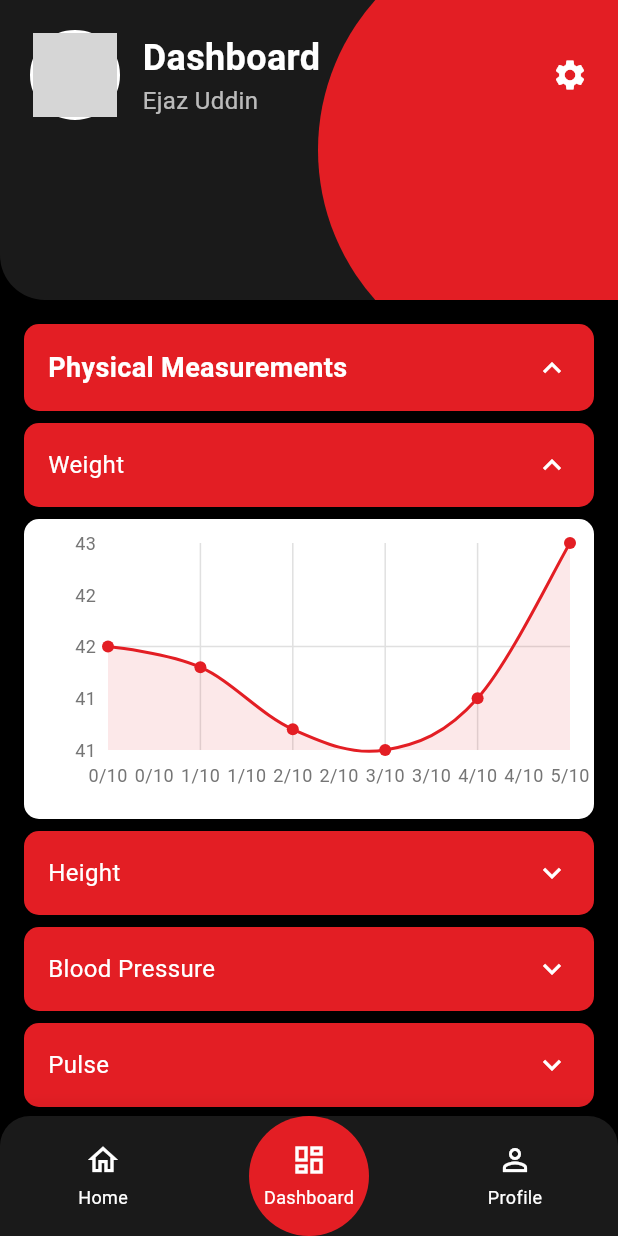
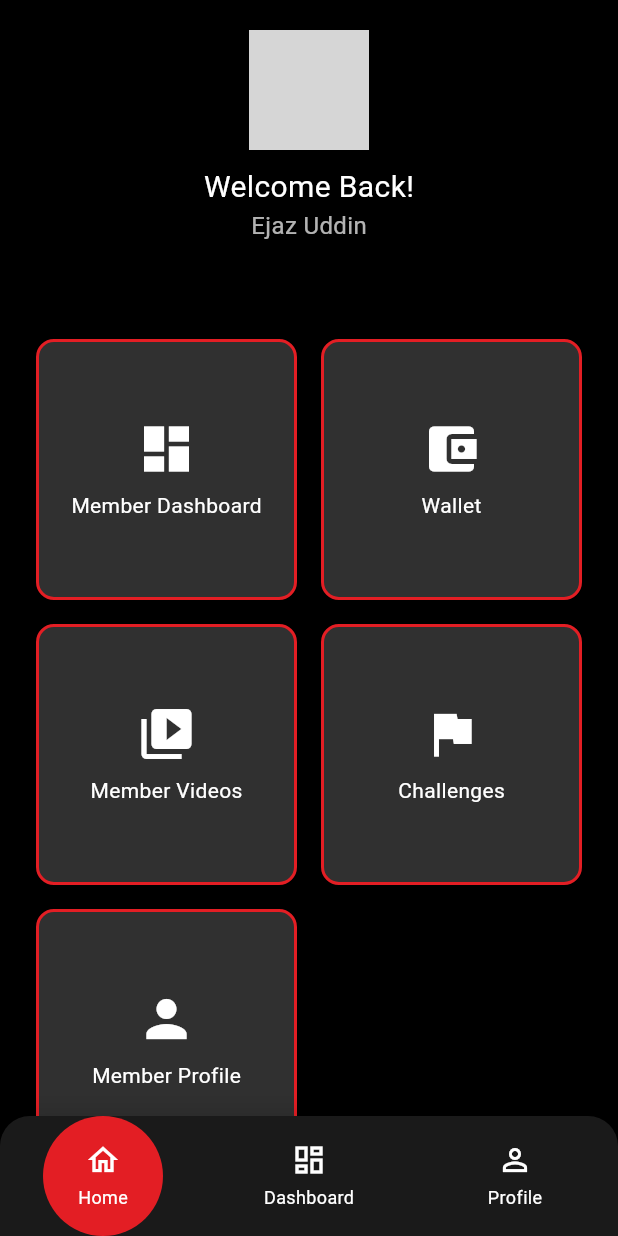
Before and after one commit to MasterOz786/Velitt-app, a Flutter app: the screen it shows after launch, after a tap on "Log In", on a phone screen of 412 x 824 dp. Run offline on Flutter 3.47's test engine with Material 3 defaults, Android fonts, the phone set to English and light mode, and no system bars; drawn by our look-alikes of fl_chart; network calls fail; grey boxes are pictures that could not be loaded.

Commit message:
feat: velitt challenges

```diff
--- a/lib/main.dart
+++ b/lib/main.dart
@@ -7,6 +7,7 @@ import 'package:velitt/screens/member_dashboard_screen.dart';
 import 'package:velitt/screens/profile_screen.dart';
 import 'package:velitt/screens/wallet_screen.dart';
 import 'package:velitt/screens/coupons_screen.dart';
+import 'package:velitt/screens/challenges_screen.dart'; // Import the new screen
 
 void main() {
   runApp(const MyApp());
@@ -28,6 +29,7 @@ class MyApp extends StatelessWidget {
         '/profile': (context) => const ProfileScreen(),
         '/wallet': (context) => const WalletScreen(),
         '/coupons': (context) => const CouponsScreen(),
+        '/challenges': (context) => const ChallengesScreen(), // Add this line
       },
       debugShowCheckedModeBanner: false,
     );
--- /dev/null
+++ b/lib/screens/home_screen.dart
@@ -0,0 +1,98 @@
+import 'package:flutter/material.dart';
+import 'package:velitt/screens/member_dashboard_screen.dart';
+import 'package:velitt/screens/wallet_screen.dart';
+import 'package:velitt/screens/member_videos_screen.dart';
+import 'package:velitt/screens/challenges_screen.dart';
+import 'package:velitt/screens/profile_screen.dart';
+import 'package:velitt/widgets/bottom_navbar.dart';
+
+class HomeScreen extends StatelessWidget {
+  const HomeScreen({super.key});
+
+  void _handleNavigation(BuildContext context, int index) {
+    switch (index) {
+      case 0:
+        Navigator.pushReplacement(context, MaterialPageRoute(builder: (context) => const MemberDashboardScreen()));
+        break;
+      case 1:
+        Navigator.pushReplacement(context, MaterialPageRoute(builder: (context) => const WalletScreen()));
+        break;
+      case 2:
+        Navigator.pushReplacement(context, MaterialPageRoute(builder: (context) => const MemberVideosScreen()));
+        break;
+      case 3:
+        Navigator.pushReplacement(context, MaterialPageRoute(builder: (context) => const ChallengesScreen()));
+        break;
+      case 4:
+        Navigator.pushReplacement(context, MaterialPageRoute(builder: (context) => const ProfileScreen()));
+        break;
+    }
+  }
+
+  @override
+  Widget build(BuildContext context) {
+    return Scaffold(
+      backgroundColor: Colors.black,
+      body: SafeArea(
+        child: Column(
+          children: [
+            // Header
+            Container(
+              padding: const EdgeInsets.all(20),
+              child: Column(
+                children: [
+                  const CircleAvatar(
+                    radius: 40,
+                    backgroundImage: NetworkImage('https://placeholder.com/80x80'),
+                  ),
+                  const SizedBox(height: 10),
+                  const Text('Welcome Back!', style: TextStyle(color: Colors.white, fontSize: 20)),
+                  const Text('Ejaz Uddin', style: TextStyle(color: Colors.white70, fontSize: 16)),
+                ],
+              ),
+            ),
+            const SizedBox(height: 20),
+            // Options Grid
+            Expanded(
+              child: GridView.count(
+                crossAxisCount: 2,
+                padding: const EdgeInsets.all(16),
+                children: [
+                  _buildGridItem('Member Dashboard', Icons.dashboard, context, 0),
+                  _buildGridItem('Wallet', Icons.account_balance_wallet, context, 1),
+                  _buildGridItem('Member Videos', Icons.video_library, context, 2),
+                  _buildGridItem('Challenges', Icons.flag, context, 3),
+                  _buildGridItem('Member Profile', Icons.person, context, 4),
+                ],
+              ),
+            ),
+            // Bottom Navigation
+            BottomNavBar(currentIndex: 0, onTap: _handleNavigation),
+          ],
+        ),
+      ),
+    );
+  }
+
+  Widget _buildGridItem(String title, IconData icon, BuildContext context, int index) {
+    return GestureDetector(
+      onTap: () => _handleNavigation(context, index),
+      child: Container(
+        margin: const EdgeInsets.all(8),
+        decoration: BoxDecoration(
+          color: Colors.grey[850],
+          borderRadius: BorderRadius.circular(12),
+          border: Border.all(color: const Color(0xFFE31E24), width: 2),
+        ),
+        child: Column(
+          mainAxisAlignment: MainAxisAlignment.center,
+          children: [
+            Icon(icon, size: 40, color: Colors.white),
+            const SizedBox(height: 8),
+            Text(title, style: const TextStyle(color: Colors.white)),
+          ],
+        ),
+      ),
+    );
+  }
+}
--- a/lib/screens/login_screen.dart
+++ b/lib/screens/login_screen.dart
@@ -1,5 +1,6 @@
 import 'package:flutter/material.dart';
 import 'package:velitt/screens/forgot_password_screen.dart';
+import 'package:velitt/screens/home_screen.dart';
 import 'package:velitt/screens/member_dashboard_screen.dart';
 
 class LoginScreen extends StatefulWidget {
@@ -112,7 +113,8 @@ class _LoginScreenState extends State<LoginScreen> {
                     Navigator.pushReplacement(
                       context,
                       MaterialPageRoute(
-                        builder: (context) => const MemberDashboardScreen(),
+                        // builder: (context) => const MemberDashboardScreen(),
+                        builder: (context) => const HomeScreen(),
                       ),
                     );
                   },
```
Also changed, not shown: lib/screens/challenges_screen.dart (added, +149 -0 lines).
